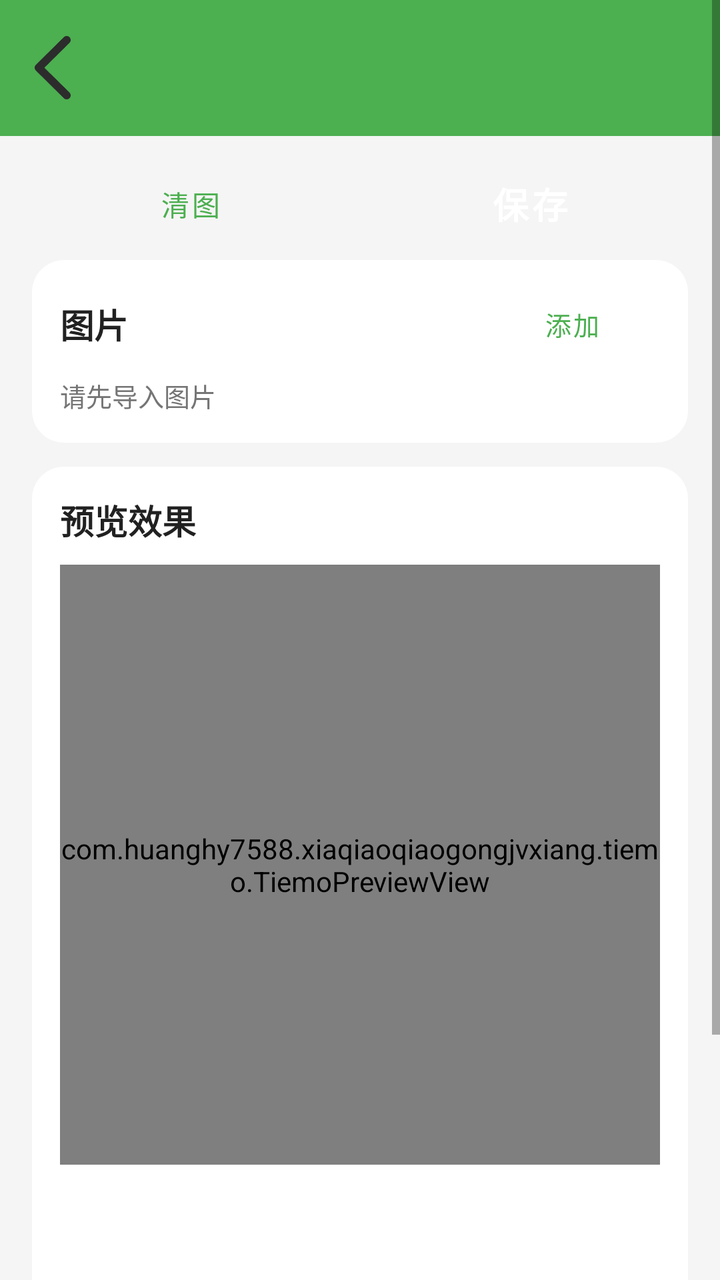
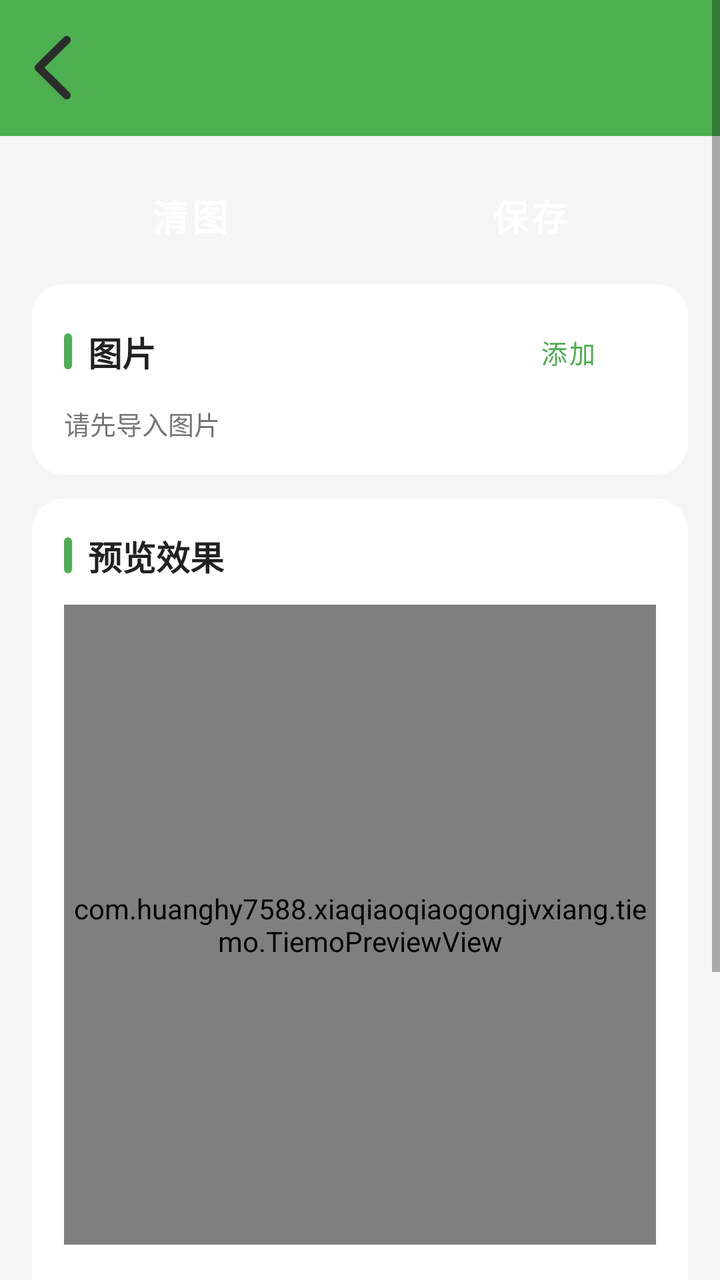

Two renders of the same Android screen: before a commit and after it. Below are the layout's source before the change and the commit's diff.
<!-- AndroidManifest.xml: activity theme Theme.XiaQiaoQiao -->
<!-- res/layout/activity_tiemo_editor.xml -->
<?xml version="1.0" encoding="utf-8"?>
<ScrollView xmlns:android="http://schemas.android.com/apk/res/android"
    android:layout_width="match_parent"
    android:layout_height="match_parent"
    android:background="@color/bg_page"
    android:fillViewport="true">

    <LinearLayout
        android:layout_width="match_parent"
        android:layout_height="wrap_content"
        android:orientation="vertical"
        android:paddingBottom="24dp">

        
        <include layout="@layout/include_top_bar" />

        
        <LinearLayout
            android:layout_width="match_parent"
            android:layout_height="wrap_content"
            android:gravity="center_vertical"
            android:orientation="horizontal"
            android:paddingStart="16dp"
            android:paddingTop="10dp"
            android:paddingEnd="16dp"
            android:paddingBottom="4dp">

            <Button
                android:id="@+id/btn_clear_all"
                style="?attr/materialButtonOutlinedStyle"
                android:layout_width="0dp"
                android:layout_height="48dp"
                android:layout_weight="1"
                android:text="@string/tiemo_clear" />

            <View
                android:layout_width="12dp"
                android:layout_height="1dp" />

            <Button
                android:id="@+id/btn_save_top"
                style="@style/Widget.XiaQiaoQiao.Button.Primary"
                android:layout_width="0dp"
                android:layout_height="48dp"
                android:layout_weight="1"
                android:text="@string/tiemo_save" />
        </LinearLayout>

        
        <LinearLayout
            android:layout_width="match_parent"
            android:layout_height="wrap_content"
            android:layout_marginStart="16dp"
            android:layout_marginEnd="16dp"
            android:layout_marginBottom="12dp"
            android:background="@drawable/bg_card_rounded"
            android:orientation="vertical"
            android:padding="14dp">

            <LinearLayout
                android:layout_width="match_parent"
                android:layout_height="wrap_content"
                android:gravity="center_vertical"
                android:orientation="horizontal">

                <TextView
                    android:id="@+id/tv_image_count"
                    android:layout_width="0dp"
                    android:layout_height="wrap_content"
                    android:layout_weight="1"
                    android:text="@string/tiemo_image"
                    android:textColor="@color/text_primary"
                    android:textSize="17sp"
                    android:textStyle="bold" />

                <Button
                    android:id="@+id/btn_image_add"
                    style="?attr/materialButtonOutlinedStyle"
                    android:layout_width="wrap_content"
                    android:layout_height="36dp"
                    android:text="@string/tiemo_add"
                    android:textSize="13sp" />

                <Button
                    android:id="@+id/btn_image_clear"
                    style="?attr/materialButtonOutlinedStyle"
                    android:layout_width="wrap_content"
                    android:layout_height="36dp"
                    android:layout_marginStart="8dp"
                    android:text="@string/tiemo_clear"
                    android:textSize="13sp"
                    android:visibility="gone" />
            </LinearLayout>

            
            <GridLayout
                android:id="@+id/grid_image"
                android:layout_width="match_parent"
                android:layout_height="wrap_content"
                android:layout_marginTop="10dp"
                android:columnCount="3"
                android:visibility="gone" />

            <TextView
                android:id="@+id/tv_image_empty"
                android:layout_width="match_parent"
                android:layout_height="wrap_content"
                android:layout_marginTop="8dp"
                android:text="@string/tiemo_need_base"
                android:textColor="@color/text_secondary"
                android:textSize="13sp" />
        </LinearLayout>

        
        <FrameLayout
            android:id="@+id/container_layers"
            android:layout_width="match_parent"
            android:layout_height="wrap_content" />

        
        <LinearLayout
            android:layout_width="match_parent"
            android:layout_height="wrap_content"
            android:layout_marginStart="16dp"
            android:layout_marginEnd="16dp"
            android:layout_marginBottom="12dp"
            android:background="@drawable/bg_card_rounded"
            android:orientation="vertical"
            android:padding="14dp">

            <TextView
                android:layout_width="wrap_content"
                android:layout_height="wrap_content"
                android:text="@string/tiemo_preview"
                android:textColor="@color/text_primary"
                android:textSize="17sp"
                android:textStyle="bold" />

            <com.huanghy7588.xiaqiaoqiaogongjvxiang.tiemo.TiemoPreviewView
                android:id="@+id/preview_view"
                android:layout_width="match_parent"
                android:layout_height="300dp"
                android:layout_marginTop="10dp"
                android:background="#FFEEEEEE" />

            <Button
                android:id="@+id/btn_generate_all"
                style="@style/Widget.XiaQiaoQiao.Button.Primary"
                android:layout_width="match_parent"
                android:layout_height="52dp"
                android:layout_marginTop="12dp"
                android:text="@string/tiemo_generate_all" />
        </LinearLayout>

        
        <LinearLayout
            android:layout_width="match_parent"
            android:layout_height="wrap_content"
            android:layout_marginStart="16dp"
            android:layout_marginEnd="16dp"
            android:layout_marginBottom="12dp"
            android:background="@drawable/bg_card_rounded"
            android:orientation="vertical"
            android:padding="14dp">

            <TextView
                android:layout_width="wrap_content"
                android:layout_height="wrap_content"
                android:text="@string/tiemo_save_all"
                android:textColor="@color/text_primary"
                android:textSize="15sp"
                android:textStyle="bold" />

            <LinearLayout
                android:layout_width="match_parent"
                android:layout_height="wrap_content"
                android:layout_marginTop="10dp"
                android:gravity="center_vertical"
                android:orientation="horizontal">

                <HorizontalScrollView
                    android:layout_width="0dp"
                    android:layout_height="wrap_content"
                    android:layout_weight="1"
                    android:scrollbars="none">

                    <LinearLayout
                        android:id="@+id/layout_results"
                        android:layout_width="wrap_content"
                        android:layout_height="wrap_content"
                        android:orientation="horizontal" />
                </HorizontalScrollView>

                <Button
                    android:id="@+id/btn_save_all"
                    style="@style/Widget.XiaQiaoQiao.Button.Primary"
                    android:layout_width="wrap_content"
                    android:layout_height="52dp"
                    android:layout_marginStart="10dp"
                    android:text="@string/tiemo_save_all"
                    android:visibility="gone" />
            </LinearLayout>

            <TextView
                android:id="@+id/tv_result_hint"
                android:layout_width="wrap_content"
                android:layout_height="wrap_content"
                android:layout_marginTop="6dp"
                android:text="@string/tiemo_no_results"
                android:textColor="@color/text_secondary"
                android:textSize="12sp" />
        </LinearLayout>
    </LinearLayout>
</ScrollView>
<!-- res/layout/include_top_bar.xml (included above) -->
<?xml version="1.0" encoding="utf-8"?>
<LinearLayout xmlns:android="http://schemas.android.com/apk/res/android"
    android:layout_width="match_parent"
    android:layout_height="wrap_content"
    android:background="@color/brand_primary"
    android:gravity="center_vertical"
    android:orientation="horizontal"
    android:padding="12dp">

    
    <ImageButton
        android:id="@+id/btn_back_home"
        android:layout_width="44dp"
        android:layout_height="44dp"
        android:layout_marginStart="-8dp"
        android:layout_marginEnd="8dp"
        android:background="@null"
        android:contentDescription="@string/wm_back_home"
        android:padding="6dp"
        android:scaleType="fitCenter"
        android:src="@drawable/ic_back" />

    
    <TextView
        android:id="@+id/tv_top_title"
        android:layout_width="0dp"
        android:layout_height="wrap_content"
        android:layout_weight="1"
        android:ellipsize="end"
        android:gravity="center"
        android:singleLine="true"
        android:textColor="@android:color/white"
        android:textSize="18sp"
        android:textStyle="bold"
        android:visibility="gone" />
</LinearLayout>
<!-- resources referenced by this layout -->
<resources>
  <color name="bg_page">#FFF5F5F5</color>
  <color name="brand_primary">#FF4CAF50</color>
  <color name="text_primary">#FF212121</color>
  <color name="text_secondary">#FF757575</color>
  <!-- drawable bg_card_rounded (drawable) -->
  <?xml version="1.0" encoding="utf-8"?>
  <shape xmlns:android="http://schemas.android.com/apk/res/android"
      android:shape="rectangle">
      <solid android:color="@color/bg_card" />
      <corners android:radius="16dp" />
  </shape>
  <!-- drawable ic_back: png bitmap (drawable-nodpi, 3108 bytes) -->
  <string name="tiemo_add">添加</string>
  <string name="tiemo_clear">清图</string>
  <string name="tiemo_generate_all">生成全部</string>
  <string name="tiemo_image">图片</string>
  <string name="tiemo_need_base">请先导入图片</string>
  <string name="tiemo_no_results">请先点击「生成全部」再保存</string>
  <string name="tiemo_preview">预览效果</string>
  <string name="tiemo_save">保存</string>
  <string name="tiemo_save_all">保存全部</string>
  <string name="wm_back_home">返回首页</string>
  <style name="Widget.XiaQiaoQiao.Button.Primary" parent="Widget.MaterialComponents.Button">
          <item name="android:textSize">18sp</item>
          <item name="android:textStyle">bold</item>
          <item name="cornerRadius">12dp</item>
          <item name="android:minHeight">56dp</item>
          <item name="backgroundTint">@color/brand_primary</item>
      </style>
  <style name="Theme.XiaQiaoQiao" parent="Theme.MaterialComponents.Light.NoActionBar">
          <item name="colorPrimary">@color/brand_primary</item>
          <item name="colorPrimaryVariant">@color/brand_primary_dark</item>
          <item name="colorOnPrimary">@color/white</item>
          <item name="colorSecondary">@color/brand_accent</item>
          <item name="colorOnSecondary">@color/black</item>
          <item name="android:statusBarColor" tools:targetApi="l">@color/brand_primary_dark</item>
          <item name="android:windowBackground">@color/bg_page</item>
      </style>
  <color name="bg_card">#FFFFFFFF</color>
  <color name="brand_primary_dark">#FF388E3C</color>
  <color name="white">#FFFFFFFF</color>
  <color name="brand_accent">#FFFFC107</color>
  <color name="black">#FF000000</color>
</resources>

<!-- the commit's change to res/layout/activity_tiemo_editor.xml (unified diff, before → after) -->
@@ -21,15 +21,15 @@
             android:gravity="center_vertical"
             android:orientation="horizontal"
             android:paddingStart="16dp"
-            android:paddingTop="10dp"
+            android:paddingTop="12dp"
             android:paddingEnd="16dp"
-            android:paddingBottom="4dp">
+            android:paddingBottom="6dp">
 
             <Button
                 android:id="@+id/btn_clear_all"
-                style="?attr/materialButtonOutlinedStyle"
+                style="@style/Widget.XiaQiaoQiao.Button.Danger"
                 android:layout_width="0dp"
-                android:layout_height="48dp"
+                android:layout_height="56dp"
                 android:layout_weight="1"
                 android:text="@string/tiemo_clear" />
 
@@ -41,7 +41,7 @@
                 android:id="@+id/btn_save_top"
                 style="@style/Widget.XiaQiaoQiao.Button.Primary"
                 android:layout_width="0dp"
-                android:layout_height="48dp"
+                android:layout_height="56dp"
                 android:layout_weight="1"
                 android:text="@string/tiemo_save" />
         </LinearLayout>
@@ -55,7 +55,7 @@
             android:layout_marginBottom="12dp"
             android:background="@drawable/bg_card_rounded"
             android:orientation="vertical"
-            android:padding="14dp">
+            android:padding="16dp">
 
             <LinearLayout
                 android:layout_width="match_parent"
@@ -68,6 +68,8 @@
                     android:layout_width="0dp"
                     android:layout_height="wrap_content"
                     android:layout_weight="1"
+                    android:drawableStart="@drawable/bg_section_accent"
+                    android:drawablePadding="8dp"
                     android:text="@string/tiemo_image"
                     android:textColor="@color/text_primary"
                     android:textSize="17sp"
@@ -83,7 +85,7 @@
 
                 <Button
                     android:id="@+id/btn_image_clear"
-                    style="?attr/materialButtonOutlinedStyle"
+                    style="@style/Widget.XiaQiaoQiao.Button.DangerOutline"
                     android:layout_width="wrap_content"
                     android:layout_height="36dp"
                     android:layout_marginStart="8dp"
@@ -126,11 +128,13 @@
             android:layout_marginBottom="12dp"
             android:background="@drawable/bg_card_rounded"
             android:orientation="vertical"
-            android:padding="14dp">
+            android:padding="16dp">
 
             <TextView
                 android:layout_width="wrap_content"
                 android:layout_height="wrap_content"
+                android:drawableStart="@drawable/bg_section_accent"
+                android:drawablePadding="8dp"
                 android:text="@string/tiemo_preview"
                 android:textColor="@color/text_primary"
                 android:textSize="17sp"
@@ -139,16 +143,16 @@
             <com.huanghy7588.xiaqiaoqiaogongjvxiang.tiemo.TiemoPreviewView
                 android:id="@+id/preview_view"
                 android:layout_width="match_parent"
-                android:layout_height="300dp"
-                android:layout_marginTop="10dp"
-                android:background="#FFEEEEEE" />
+                android:layout_height="320dp"
+                android:layout_marginTop="12dp"
+                android:background="@drawable/bg_preview_frame" />
 
             <Button
                 android:id="@+id/btn_generate_all"
                 style="@style/Widget.XiaQiaoQiao.Button.Primary"
                 android:layout_width="match_parent"
                 android:layout_height="52dp"
-                android:layout_marginTop="12dp"
+                android:layout_marginTop="14dp"
                 android:text="@string/tiemo_generate_all" />
         </LinearLayout>
 
@@ -161,14 +165,16 @@
             android:layout_marginBottom="12dp"
             android:background="@drawable/bg_card_rounded"
             android:orientation="vertical"
-            android:padding="14dp">
+            android:padding="16dp">
 
             <TextView
                 android:layout_width="wrap_content"
                 android:layout_height="wrap_content"
+                android:drawableStart="@drawable/bg_section_accent"
+                android:drawablePadding="8dp"
                 android:text="@string/tiemo_save_all"
                 android:textColor="@color/text_primary"
-                android:textSize="15sp"
+                android:textSize="17sp"
                 android:textStyle="bold" />
 
             <LinearLayout
<!-- resource entries referenced after the edit -->
@@ -11,6 +11,22 @@
       <solid android:color="@color/bg_card" />
       <corners android:radius="16dp" />
   </shape>
+  <!-- drawable bg_preview_frame (drawable) -->
+  <?xml version="1.0" encoding="utf-8"?>
+  <shape xmlns:android="http://schemas.android.com/apk/res/android"
+      android:shape="rectangle">
+      <solid android:color="#FFEFEFEF" />
+      <corners android:radius="12dp" />
+      <stroke android:width="1dp" android:color="#FFE0E0E0" />
+  </shape>
+  <!-- drawable bg_section_accent (drawable) -->
+  <?xml version="1.0" encoding="utf-8"?>
+  <shape xmlns:android="http://schemas.android.com/apk/res/android"
+      android:shape="rectangle">
+      <solid android:color="@color/brand_primary" />
+      <size android:width="4dp" android:height="18dp" />
+      <corners android:radius="2dp" />
+  </shape>
   <!-- drawable ic_back: png bitmap (drawable-nodpi, 3108 bytes) -->
   <string name="tiemo_add">添加</string>
   <string name="tiemo_clear">清图</string>
@@ -22,6 +38,22 @@
   <string name="tiemo_save">保存</string>
   <string name="tiemo_save_all">保存全部</string>
   <string name="wm_back_home">返回首页</string>
+  <style name="Widget.XiaQiaoQiao.Button.Danger" parent="Widget.MaterialComponents.Button">
+          <item name="android:textSize">18sp</item>
+          <item name="android:textStyle">bold</item>
+          <item name="cornerRadius">12dp</item>
+          <item name="android:minHeight">56dp</item>
+          <item name="backgroundTint">@color/brand_danger</item>
+          <item name="android:textColor">@color/white</item>
+      </style>
+  <style name="Widget.XiaQiaoQiao.Button.DangerOutline" parent="Widget.MaterialComponents.Button.OutlinedButton">
+          <item name="android:textSize">13sp</item>
+          <item name="cornerRadius">10dp</item>
+          <item name="android:minHeight">36dp</item>
+          <item name="strokeColor">@color/brand_danger</item>
+          <item name="android:textColor">@color/brand_danger</item>
+          <item name="rippleColor">@color/brand_danger_tint</item>
+      </style>
   <style name="Widget.XiaQiaoQiao.Button.Primary" parent="Widget.MaterialComponents.Button">
           <item name="android:textSize">18sp</item>
           <item name="android:textStyle">bold</item>
@@ -39,8 +71,10 @@
           <item name="android:windowBackground">@color/bg_page</item>
       </style>
   <color name="bg_card">#FFFFFFFF</color>
+  <color name="brand_danger">#FFE53935</color>
+  <color name="white">#FFFFFFFF</color>
+  <color name="brand_danger_tint">#FFFDECEA</color>
   <color name="brand_primary_dark">#FF388E3C</color>
-  <color name="white">#FFFFFFFF</color>
   <color name="brand_accent">#FFFFC107</color>
   <color name="black">#FF000000</color>
 </resources>
